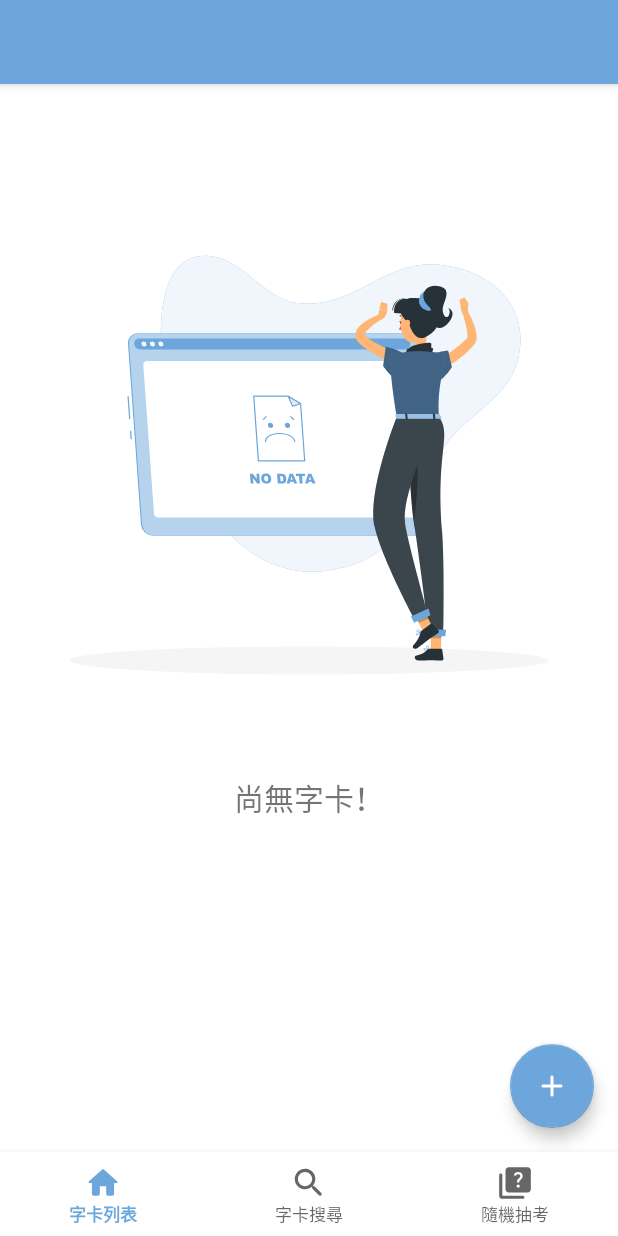
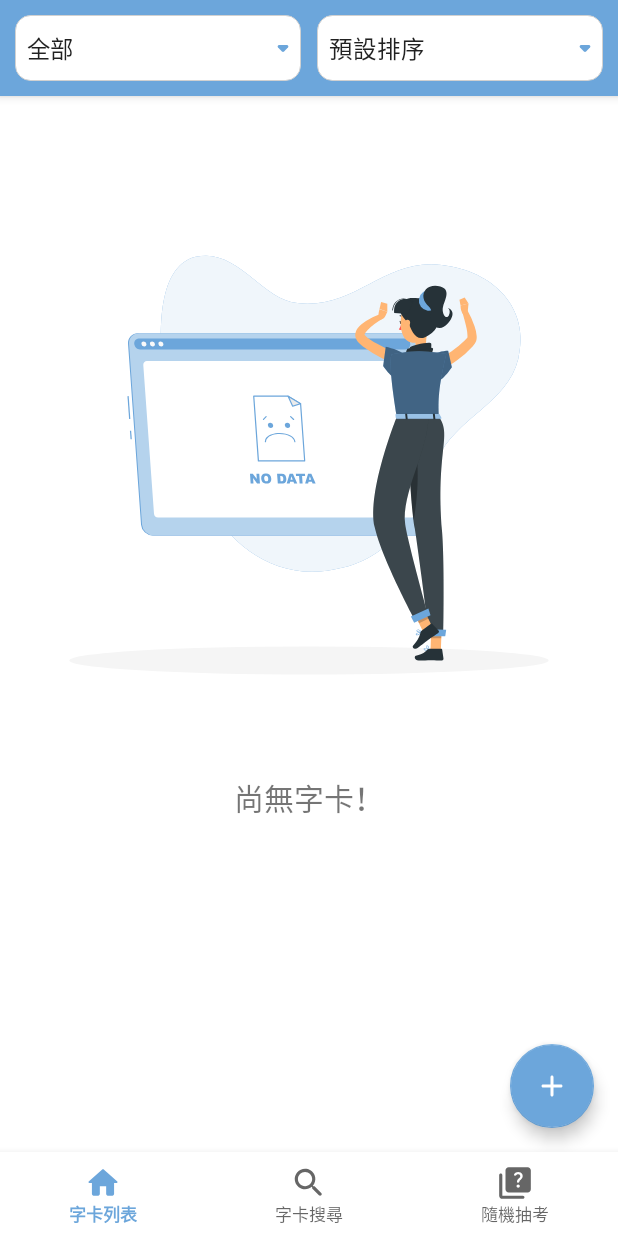
Before and after one commit to deoxyshuang/EnglishAide, an Android app: the screen it shows after launch (MainActivity), on a phone screen of 412 x 824 dp. Run offline under Robolectric (Android 15) with nearby library versions, the phone set to English and light mode, and no system bars.

Commit message:
add字卡類別切換、排序下拉

```diff
--- a/app/src/main/java/com/bear/englishaide/FabBehavior.java
+++ b/app/src/main/java/com/bear/englishaide/FabBehavior.java
@@ -31,15 +31,13 @@ public class FabBehavior extends FloatingActionButton.Behavior {
         super.onNestedScroll(coordinatorLayout, child, target, dxConsumed, dyConsumed, dxUnconsumed, dyUnconsumed, type, consumed);
         //Log.d(TAG, "onNestedScroll dxConsumed=" + dxConsumed + ",dyConsumed=" + dyConsumed);
         if (dyConsumed > 0 && child.getVisibility() == View.VISIBLE) {
-            //child.hide();
-            /*child.hide(new FloatingActionButton.OnVisibilityChangedListener() {
+            child.hide(new FloatingActionButton.OnVisibilityChangedListener() {
                 @Override
                 public void onHidden(FloatingActionButton fab) {
                     super.onHidden(fab);
-                    //fab.setVisibility(View.INVISIBLE);
+                    fab.setVisibility(View.INVISIBLE);
                 }
-            });*/
-            child.setVisibility(View.INVISIBLE);
+            });
         } else if (dyConsumed < 0 && child.getVisibility() != View.VISIBLE) {
             child.show();
         }
--- a/app/src/main/java/com/bear/englishaide/MainActivity.java
+++ b/app/src/main/java/com/bear/englishaide/MainActivity.java
@@ -122,7 +122,7 @@ public class MainActivity extends AppCompatActivity {
         if (requestCode == WORD_CARDS){
             if (resultCode == RESULT_OK){
                 Log.d("sj", "onActivityResult: ");
-                wordCardsFragment.dataQuery();
+                wordCardsFragment.dataQuery(null);
             }else{
                 //finish();
             }
@@ -131,7 +131,7 @@ public class MainActivity extends AppCompatActivity {
 
     @Override
     public boolean onKeyUp(int keyCode, KeyEvent event) {
-        if (keyCode == KeyEvent.KEYCODE_BACK) {
+        if (keyCode == KeyEvent.KEYCODE_BACK) { //todo 檢查問題
             long secondTime = System.currentTimeMillis();
             if (secondTime - firstTime > 2000) {
                 Toast.makeText(MainActivity.this, R.string.exitMsg, Toast.LENGTH_SHORT).show();
--- a/app/src/main/java/com/bear/englishaide/WordCardsFragment.java
+++ b/app/src/main/java/com/bear/englishaide/WordCardsFragment.java
@@ -10,6 +10,8 @@ import android.os.Bundle;
 import androidx.annotation.NonNull;
 import androidx.annotation.Nullable;
 import androidx.appcompat.app.AlertDialog;
+import androidx.appcompat.app.AppCompatActivity;
+import androidx.appcompat.widget.Toolbar;
 import androidx.core.content.ContextCompat;
 import androidx.fragment.app.Fragment;
 import androidx.recyclerview.widget.LinearLayoutManager;
@@ -19,7 +21,11 @@ import android.util.Log;
 import android.view.LayoutInflater;
 import android.view.View;
 import android.view.ViewGroup;
+import android.widget.AdapterView;
+import android.widget.ArrayAdapter;
 import android.widget.ImageView;
+import android.widget.LinearLayout;
+import android.widget.Spinner;
 import android.widget.TextView;
 
 import com.google.android.material.floatingactionbutton.FloatingActionButton;
@@ -33,12 +39,15 @@ import static android.app.Activity.RESULT_OK;
 
 public class WordCardsFragment extends Fragment {
 
+    private static final String TAG = WordCardsFragment.class.getSimpleName();
     private static final int WORD_CARDS = 1; //todo 與main重複
+    private Context context;
     private FloatingActionButton fab;
     private TextView tv;
     private ImageView ivNoData;
+    private Spinner spnType,spnSort;
     private View mainView;
-    private RecyclerView recyclerView;
+    private RecyclerView recyclerView; //todo 動畫效果
     private RecyclerView.LayoutManager layoutManager;
     private Gson gson = new Gson();
     private ArrayList<HashMap> wordList=new ArrayList();
@@ -46,6 +55,13 @@ public class WordCardsFragment extends Fragment {
     private DBHelper dbHelper;
     private Cursor cursor;
     private MyAdapter myAdapter;
+
+    @Override
+    public void onAttach(@NonNull Context context) {
+        super.onAttach(context);
+        Log.d("sj","frag onAttach");
+        this.context = context;
+    }
 
     @Override
     public void onCreate(Bundle savedInstanceState) {
@@ -64,10 +80,50 @@ public class WordCardsFragment extends Fragment {
         //懸浮按鈕
         fab = mainView.findViewById(R.id.fab);
         fab.setOnClickListener(v->{
-            Intent intent = new Intent(getContext(), EditWordCardActivity.class);
+            Intent intent = new Intent(context, EditWordCardActivity.class);
             startActivityForResult(intent, WORD_CARDS);
         });
-        dataQuery();
+        //
+        Toolbar toolbar = mainView.findViewById(R.id.toolbar);
+        ((AppCompatActivity)getActivity()).setSupportActionBar(toolbar);
+        ((AppCompatActivity)getActivity()).getSupportActionBar().setDisplayShowTitleEnabled(false);
+
+        spnType = mainView.findViewById(R.id.spnType);
+        ArrayAdapter<CharSequence> adapter = ArrayAdapter.createFromResource(getContext(),
+                R.array.typeList2,
+                android.R.layout.simple_spinner_item);
+        adapter.setDropDownViewResource(android.R.layout.simple_list_item_single_choice);
+        spnType.setAdapter(adapter);
+
+        spnSort = mainView.findViewById(R.id.spnSort);
+        ArrayAdapter<CharSequence> adapter2 = ArrayAdapter.createFromResource(getContext(),
+                R.array.sortList,
+                android.R.layout.simple_spinner_item);
+        adapter2.setDropDownViewResource(android.R.layout.simple_list_item_single_choice);
+        spnSort.setAdapter(adapter2);
+
+        dataQuery(null);
+
+        //字卡類型監聽事件(單字/片語)
+        spnType.setOnItemSelectedListener(new AdapterView.OnItemSelectedListener() {
+            @Override
+            public void onItemSelected(AdapterView<?> adapterView, View view, int i, long l) {
+                switch (i){
+                    case 1: //單字
+                        dataQuery(1);
+                        break;
+                    case 2: //片語
+                        dataQuery(2);
+                        break;
+                    default: //全部
+                        dataQuery(null);
+                }
+            }
+
+            @Override
+            public void onNothingSelected(AdapterView<?> adapterView) {
+            }
+        });
         return mainView;
     }
 
@@ -76,15 +132,9 @@ public class WordCardsFragment extends Fragment {
         super.onActivityResult(requestCode, resultCode, data);
         if (requestCode == WORD_CARDS){
             if (resultCode == RESULT_OK){
-                dataQuery();
+                dataQuery(null);
             }
         }
-    }
-
-    @Override
-    public void onAttach(@NonNull Context context) {
-        super.onAttach(context);
-        Log.d("sj","frag onAttach");
     }
 
     @Override
@@ -140,13 +190,18 @@ public class WordCardsFragment extends Fragment {
         super.onDetach();
         Log.d("sj","frag onDetach");
     }
-
-    void dataQuery(){ //字卡查詢
+    void dataQuery(Integer type){ //字卡查詢
         wordList.clear();
 
-        dbHelper = new DBHelper(mainView.getContext());
+        dbHelper = new DBHelper(context);
         db = dbHelper.getReadableDatabase();
-        cursor = db.rawQuery("select * from " + DBHelper.TABLE_NAME,null);
+        String[] param=null;
+        String sqlWhere="";
+        if(type!=null && type>0) {
+            sqlWhere = " where type=? ";
+            param = new String[]{String.valueOf(type)};
+        }
+        cursor = db.rawQuery("select * from " + DBHelper.TABLE_NAME +sqlWhere,param);
         if (cursor != null) {
             Log.d("sj","有幾筆資料:" + cursor.getCount());
             if(cursor.getCount()>0){
@@ -163,11 +218,11 @@ public class WordCardsFragment extends Fragment {
                 tv.setVisibility(View.GONE);
                 ivNoData.setVisibility(View.GONE);
                 recyclerView.setHasFixedSize(true); //當我們確定Item的改變不會影響RecyclerView的寬高
-                layoutManager = new LinearLayoutManager(mainView.getContext());
+                layoutManager = new LinearLayoutManager(context);
                 recyclerView.setLayoutManager(layoutManager);
-                myAdapter = new MyAdapter(mainView.getContext(),wordList);
+                myAdapter = new MyAdapter(context,wordList);
                 recyclerView.setAdapter(myAdapter);
-                recyclerView.setBackgroundColor(ContextCompat.getColor(getContext(), R.color.bgGray));
+                recyclerView.setBackgroundColor(ContextCompat.getColor(context, R.color.bgGray));
                 recyclerView.setVisibility(View.VISIBLE);
             }else{
                 tv.setVisibility(View.VISIBLE);
@@ -249,7 +304,7 @@ public class WordCardsFragment extends Fragment {
                 }
             });
             holder.ivEdit.setOnClickListener(v->{
-                Intent intent = new Intent(getContext(), EditWordCardActivity.class);
+                Intent intent = new Intent(mContext, EditWordCardActivity.class);
                 intent.putExtra("type", type);
                 intent.putExtra("wordJson", gson.toJson(word));
                 startActivityForResult(intent, WORD_CARDS);
--- a/app/src/main/res/layout/fragment_wordcards.xml
+++ b/app/src/main/res/layout/fragment_wordcards.xml
@@ -20,7 +20,43 @@
                 android:background="@color/lightBlue"
                 app:titleTextColor="@color/white"
                 android:elevation="@dimen/fabMargin"
-                app:layout_scrollFlags="scroll|enterAlways">
+                app:layout_scrollFlags="scroll|enterAlways"
+
+                android:contentInsetLeft="0dp"
+                android:contentInsetStart="0dp"
+                app:contentInsetLeft="0dp"
+                app:contentInsetStart="0dp">
+
+                <LinearLayout
+                    android:layout_width="match_parent"
+                    android:layout_height="match_parent"
+                    android:orientation="horizontal"
+                    android:background="@color/lightBlue">
+
+                    <Spinner
+                        android:id="@+id/spnType"
+                        android:layout_width="0dp"
+                        android:layout_weight="1"
+                        android:layout_height="wrap_content"
+                        style="@style/spnTheme"
+                        android:layout_marginStart="10dp"
+                        android:layout_marginTop="10dp"
+                        android:layout_marginEnd="5dp"
+                        android:layout_marginBottom="10dp"/>
+                    <Spinner
+                        android:id="@+id/spnSort"
+                        android:layout_width="0dp"
+                        android:layout_weight="1"
+                        android:layout_height="wrap_content"
+                        android:layout_marginStart="5dp"
+                        android:layout_marginTop="10dp"
+                        android:layout_marginEnd="10dp"
+                        android:layout_marginBottom="10dp"
+                        style="@style/spnTheme"/>
+
+                </LinearLayout>
+
+
             </androidx.appcompat.widget.Toolbar>
         </com.google.android.material.appbar.AppBarLayout>
 
--- a/app/src/main/res/values/strings.xml
+++ b/app/src/main/res/values/strings.xml
@@ -23,6 +23,15 @@
     <string-array name="typeKeyList">
         <item>1</item>
         <item>2</item>
+    </string-array>
+    <string-array name="typeList2">
+        <item>全部</item>
+        <item>單字</item>
+        <item>片語</item>
+    </string-array>
+    <string-array name="sortList">
+        <item>預設排序</item>
+        <item>A-Z</item>
     </string-array>
     <string name="partOfspeech">詞性</string>
     <string-array name="partList">
```
